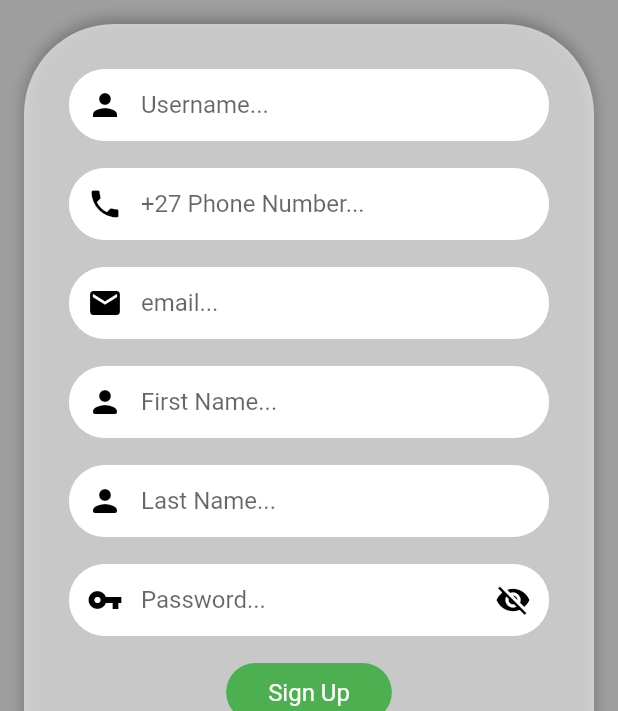
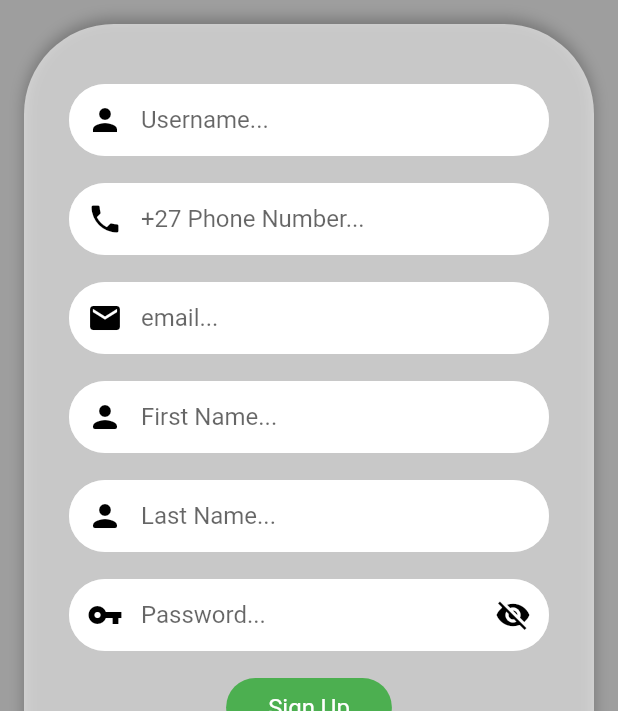
Before and after one commit to BAD4SSDUCK/municipal_services, a Flutter app: the screen it shows after launch, after a tap on "Register Here", on a phone screen of 412 x 824 dp, the part 525-1236 px from its top. Run offline on Flutter 3.47's test engine with Material 2 defaults, Android fonts, the light colour scheme and no system bars; our stand-ins replace cloud_firestore, file_picker, firebase_auth, firebase_core, firebase_database, firebase_messaging and 16 more; missing offline and left inert: flutter_pdfview, google_maps_webservice; accounts and stored records are empty.

Commit message:
Master Commit: Working on SQL APIs, new Dashboard and login

```diff
--- a/lib/code/SQLApp/auth/login_screen.dart
+++ b/lib/code/SQLApp/auth/login_screen.dart
@@ -111,7 +111,7 @@ class _LoginScreenState extends State<LoginScreen> {
 
                       ),
                       child: Padding(
-                        padding: const EdgeInsets.fromLTRB(30, 30, 30, 8),
+                        padding: const EdgeInsets.fromLTRB(30, 40, 30, 8),
                         child: Column(
                           children: [
                             //login with phone number form
--- a/lib/code/SQLApp/auth/signup_screen.dart
+++ b/lib/code/SQLApp/auth/signup_screen.dart
@@ -140,7 +140,7 @@ class _SignUpScreenState extends State<SignUpScreen> {
 
                       ),
                       child: Padding(
-                        padding: const EdgeInsets.fromLTRB(30, 30, 30, 8),
+                        padding: const EdgeInsets.fromLTRB(30, 40, 30, 8),
                         child: Column(
                           children: [
                             //signup with phone number form
```
